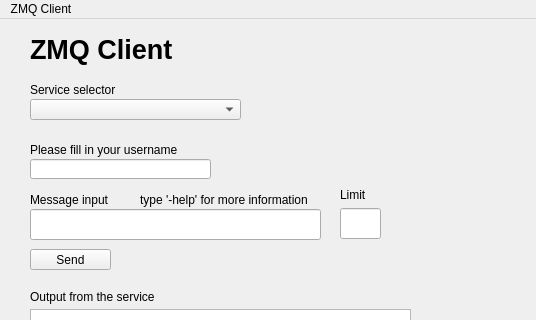
First picture: the form in Benthernet/ZMQClientGUI/mainwindow.ui, repository driesnuttin25/Pxl_Benternet, before the edit; both pictures show x 0 to 536 and y 0 to 320 of the 536 by 524 pixel window.
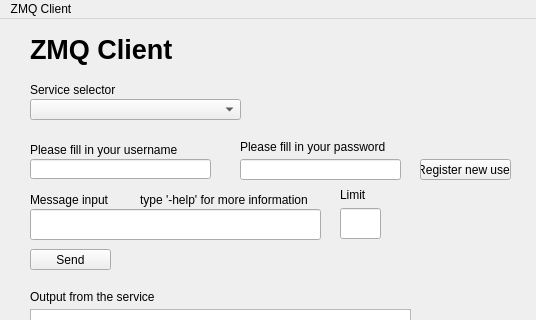
Second picture: the form after the edit.

Commit message: New user_data_file and mainwindow

```diff
--- a/Benthernet/ZMQClientGUI/mainwindow.ui
+++ b/Benthernet/ZMQClientGUI/mainwindow.ui
@@ -193,6 +193,42 @@
      <string>Limit</string>
     </property>
    </widget>
+   <widget class="QLineEdit" name="passwordLineEdit">
+    <property name="geometry">
+     <rect>
+      <x>240</x>
+      <y>140</y>
+      <width>161</width>
+      <height>21</height>
+     </rect>
+    </property>
+   </widget>
+   <widget class="QLabel" name="label_8">
+    <property name="geometry">
+     <rect>
+      <x>240</x>
+      <y>120</y>
+      <width>171</width>
+      <height>16</height>
+     </rect>
+    </property>
+    <property name="text">
+     <string>Please fill in your password</string>
+    </property>
+   </widget>
+   <widget class="QPushButton" name="Register">
+    <property name="geometry">
+     <rect>
+      <x>420</x>
+      <y>140</y>
+      <width>91</width>
+      <height>21</height>
+     </rect>
+    </property>
+    <property name="text">
+     <string>Register new user</string>
+    </property>
+   </widget>
   </widget>
   <widget class="QMenuBar" name="menubar">
    <property name="geometry">
```
The commit also changes 3 other files.
